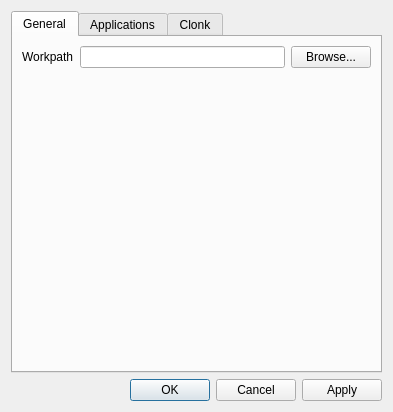
First picture: the form in GUI/editorconfdiag.ui, repository Drome/C4Linux, before the edit.
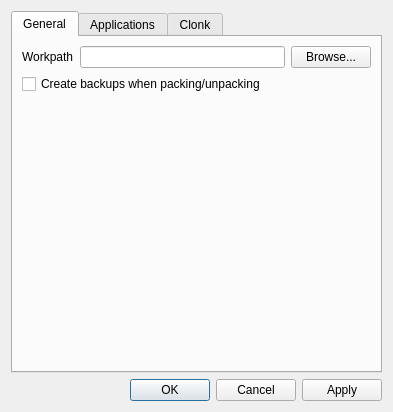
Second picture: the form after the edit. The open tabs and pages were chosen to show the change.

Commit message: +ICU +Unpacking

The edit to the form file:
```diff
--- a/GUI/editorconfdiag.ui
+++ b/GUI/editorconfdiag.ui
@@ -59,7 +59,7 @@
          <item row="0" column="1">
           <widget class="QLineEdit" name="workPathEdit"/>
          </item>
-         <item row="1" column="0">
+         <item row="2" column="0">
           <spacer name="verticalSpacer_3">
            <property name="orientation">
             <enum>Qt::Vertical</enum>
@@ -72,6 +72,13 @@
            </property>
           </spacer>
          </item>
+         <item row="1" column="0" colspan="3">
+          <widget class="QCheckBox" name="createBackupsCheckBox">
+           <property name="text">
+            <string>Create backups when packing/unpacking</string>
+           </property>
+          </widget>
+         </item>
         </layout>
        </item>
       </layout>
```
Left out of the diff: 2 changed lines with no effect on the pictures. The commit also changes 8 other files.
